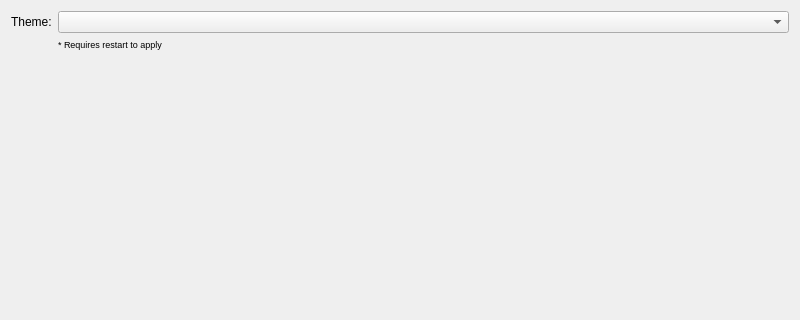
Above: LightDrive/Settings/settings.ui from Nmstr/LightDrive before the change; both pictures show x 0 to 800 and y 0 to 320 of the 800 by 600 pixel window. Below: the same form after it.
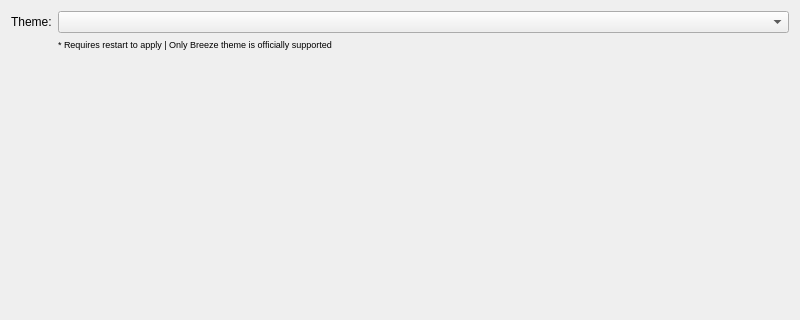
That is the form after the change.

Commit message: app can now start without settings file

Diff of the .ui file:
```diff
--- a/LightDrive/Settings/settings.ui
+++ b/LightDrive/Settings/settings.ui
@@ -59,7 +59,7 @@
       </font>
      </property>
      <property name="text">
-      <string>* Requires restart to apply</string>
+      <string>* Requires restart to apply | Only Breeze theme is officially supported</string>
      </property>
     </widget>
    </item>
```
The commit also changes 2 other files.
